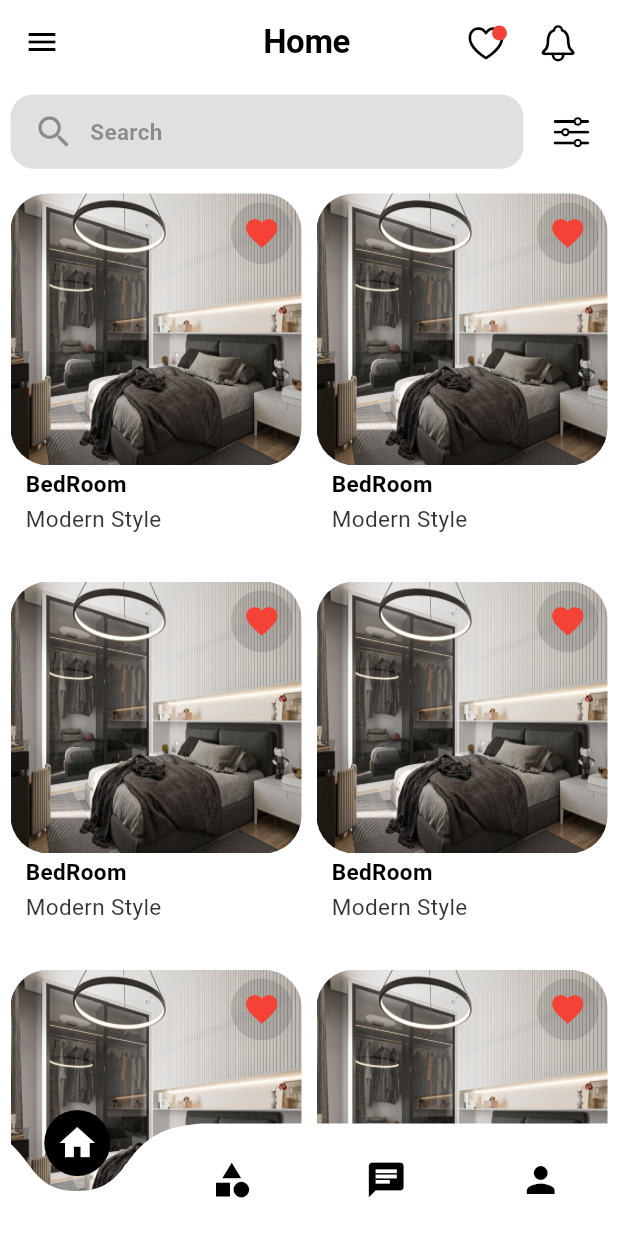
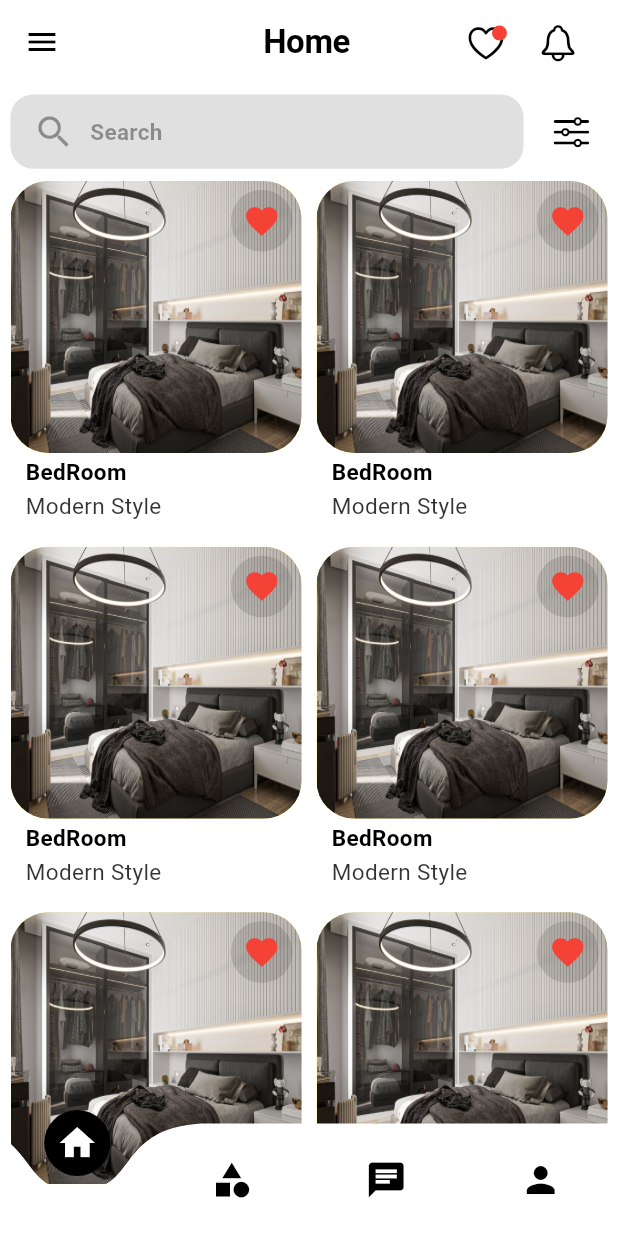
Before and after one commit to raedibrahim-2002/final_project, a Flutter app: the screen it shows after launch, on a phone screen of 412 x 824 dp. Run offline on Flutter 3.47's test engine with Material 3 defaults, Android fonts, the phone set to English and light mode, and no system bars; drawn by our look-alikes of curved_navigation_bar; our stand-ins replace get.

```diff
--- a/lib/core/utils/design_model.dart
+++ b/lib/core/utils/design_model.dart
@@ -5,12 +5,12 @@ class DesignModel extends StatelessWidget {
 
   @override
   Widget build(BuildContext context) {
-    return Container(
-      child: Column(
+    return Column(
       children: [
         ClipRRect(
           borderRadius: BorderRadius.circular(25),
           child: Container(
+            color: Colors.yellow,
             height: MediaQuery.of(context).size.height * .22,
             child: Stack(
               children: [
@@ -63,12 +63,15 @@ class DesignModel extends StatelessWidget {
                     ),
                   ),
                   SizedBox(height: 2,),
-                    Text(
+                  Padding(
+                    padding: const EdgeInsets.only(bottom: 8.0),
+                    child: Text(
                       "Modern Style",
                       style: TextStyle(
                           fontSize: 15,
                           fontWeight: FontWeight.w400,
                           color: Colors.black87.withOpacity(.8)),
+                    ),
                   )
                 ],
               ),
@@ -76,7 +79,6 @@ class DesignModel extends StatelessWidget {
           ),
         )
       ],
-      ),
     );
   }
 }
--- a/lib/features/home/presentation/views/home_view.dart
+++ b/lib/features/home/presentation/views/home_view.dart
@@ -64,7 +64,7 @@ class _HomeViewState extends State<HomeView> {
                 ],
               ),
               SizedBox(
-                height: MediaQuery.of(context).size.height * .02,
+                height: MediaQuery.of(context).size.height * .01,
               ),
               Expanded(
                 child: GridView.builder(
@@ -72,10 +72,8 @@ class _HomeViewState extends State<HomeView> {
                   shrinkWrap: true,
                   gridDelegate: SliverGridDelegateWithFixedCrossAxisCount(
                     crossAxisCount: 2,
-                    childAspectRatio:
-                        (MediaQuery.of(context).size.width - 15 - 15) /
-                            (2 * 240),
-                    mainAxisSpacing: 15,
+                    childAspectRatio: (MediaQuery.of(context).size.width - 15 - 15) / (2 * 240),
+                    // mainAxisSpacing: 2,
                     crossAxisSpacing: 10,
                   ),
                   itemCount: 10,
--- a/lib/features/splash/presentation/view/widgets/sliding_text.dart
+++ b/lib/features/splash/presentation/view/widgets/sliding_text.dart
@@ -15,12 +15,11 @@ class SlidingText extends StatelessWidget {
     return AnimatedBuilder(
         animation: slidingAnimation,
         // _ to full the place
-        builder: (context,_) {
+        builder: (context, _) {
           return SlideTransition(
             position: slidingAnimation,
             child: Image.asset("assets/images/logo_for_photo.png"),
           );
-        }
-    );
+        });
   }
 }
--- a/lib/main.dart
+++ b/lib/main.dart
@@ -13,15 +13,25 @@ class MyApp extends StatelessWidget {
       debugShowCheckedModeBanner: false,
       theme: ThemeData.light().copyWith(
         scaffoldBackgroundColor: Colors.white,
-        iconTheme: IconThemeData(color: Colors.black, size: 28,),
+        iconTheme: IconThemeData(
+          color: Colors.black,
+          size: 28,
+        ),
         appBarTheme: AppBarTheme(
             iconTheme: IconThemeData(color: Colors.black), color: Colors.white),
         textTheme: TextTheme(
-          displayLarge: TextStyle(
-              color: Colors.black, fontSize: 22, fontWeight: FontWeight.bold),
-          headlineLarge: TextStyle(
-              color: Colors.white, fontSize: 22, fontWeight: FontWeight.bold),
-        ),
+            displayLarge: TextStyle(
+                color: Colors.black, fontSize: 22, fontWeight: FontWeight.bold),
+            headlineLarge: TextStyle(
+                color: Colors.white, fontSize: 22, fontWeight: FontWeight.bold),
+            bodyMedium: TextStyle(
+                color: Colors.black26,
+                fontSize: 18,
+                fontWeight: FontWeight.bold),
+            bodySmall: TextStyle(
+                color: Colors.black,
+                fontSize: 18,
+                fontWeight: FontWeight.normal)),
       ),
       home: SplashView(),
     );
```
Also changed, not shown: lib/features/splash/presentation/view/widgets/splash_view_body.dart (+6 -6 lines), lib/features/chat/presentation/views/chat_view.dart (line endings or trailing spaces), 1 other file. Lines whose indentation alone changed are shown as unchanged.
